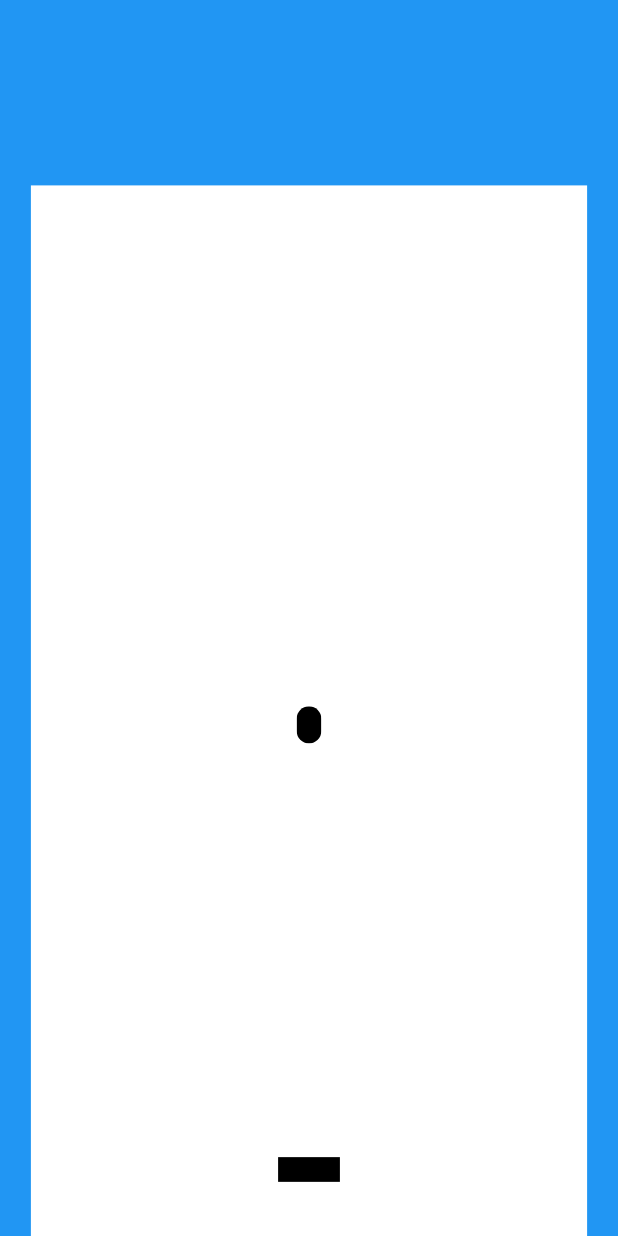
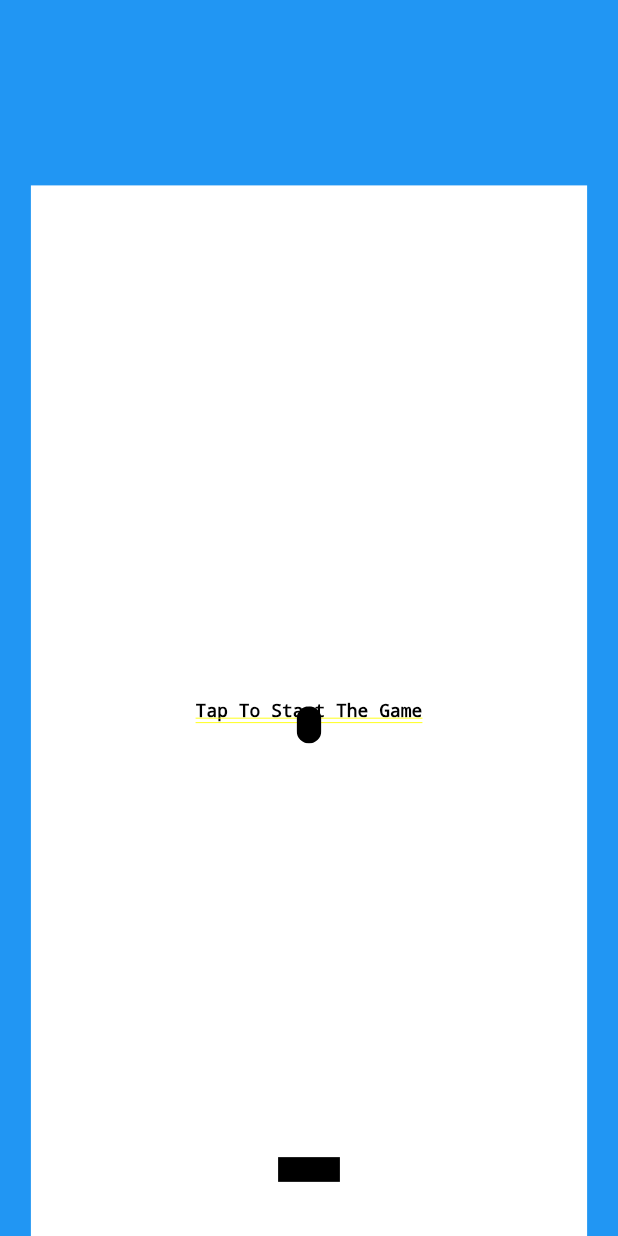
Before and after one commit to bazuhair01/ball_game, a Flutter app: the screen it shows after launch, on a phone screen of 412 x 824 dp. Run offline on Flutter 3.47's test engine with Material 3 defaults, Android fonts, the phone set to English and light mode, and no system bars.

Commit message:
createing the start page

```diff
--- a/lib/main.dart
+++ b/lib/main.dart
@@ -44,7 +44,9 @@ class _MyHomePageState extends State<MyHomePage> {
                 color: Colors.white,
                 height: MediaQuery.of(context).size.height * 0.85,
                 width: MediaQuery.of(context).size.width * 0.9,
-                child: Stack(children: [Ball(), Player(position: position)]),
+                child: Stack(
+                  children: [StartGame(), Ball(), Player(position: position)],
+                ),
               ),
             ],
           ),
@@ -53,3 +55,34 @@ class _MyHomePageState extends State<MyHomePage> {
     );
   }
 }
+
+class StartGame extends StatefulWidget {
+  StartGame({super.key, this.isStart = false});
+  bool isStart;
+
+  @override
+  State<StartGame> createState() => _StartGameState();
+}
+
+class _StartGameState extends State<StartGame> {
+  @override
+  Widget build(BuildContext context) {
+    return widget.isStart
+        ? SizedBox.shrink()
+        : GestureDetector(
+          onTap: () {
+            widget.isStart = true;
+            setState(() {});
+          },
+          child: Align(
+            alignment: Alignment(0, 1),
+            child: Center(
+              child: Text(
+                "Tap To Start The Game",
+                style: TextStyle(color: Colors.black, fontSize: 12),
+              ),
+            ),
+          ),
+        );
+  }
+}
```
